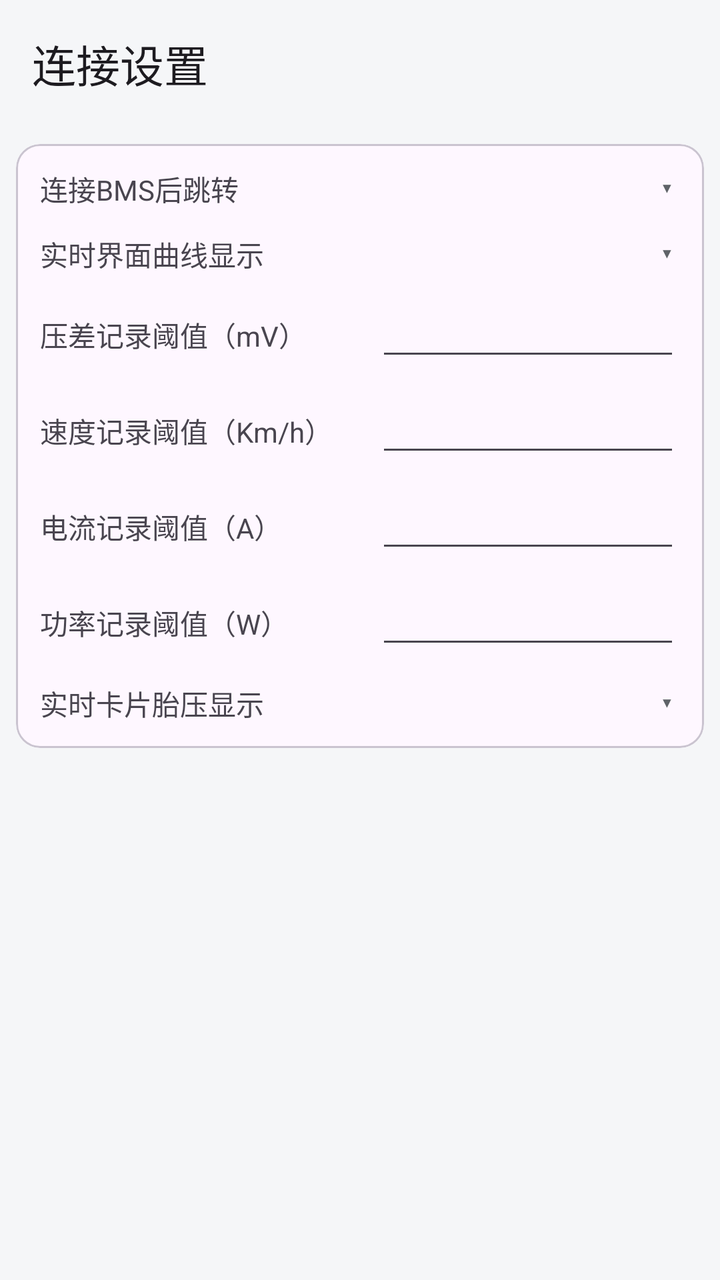
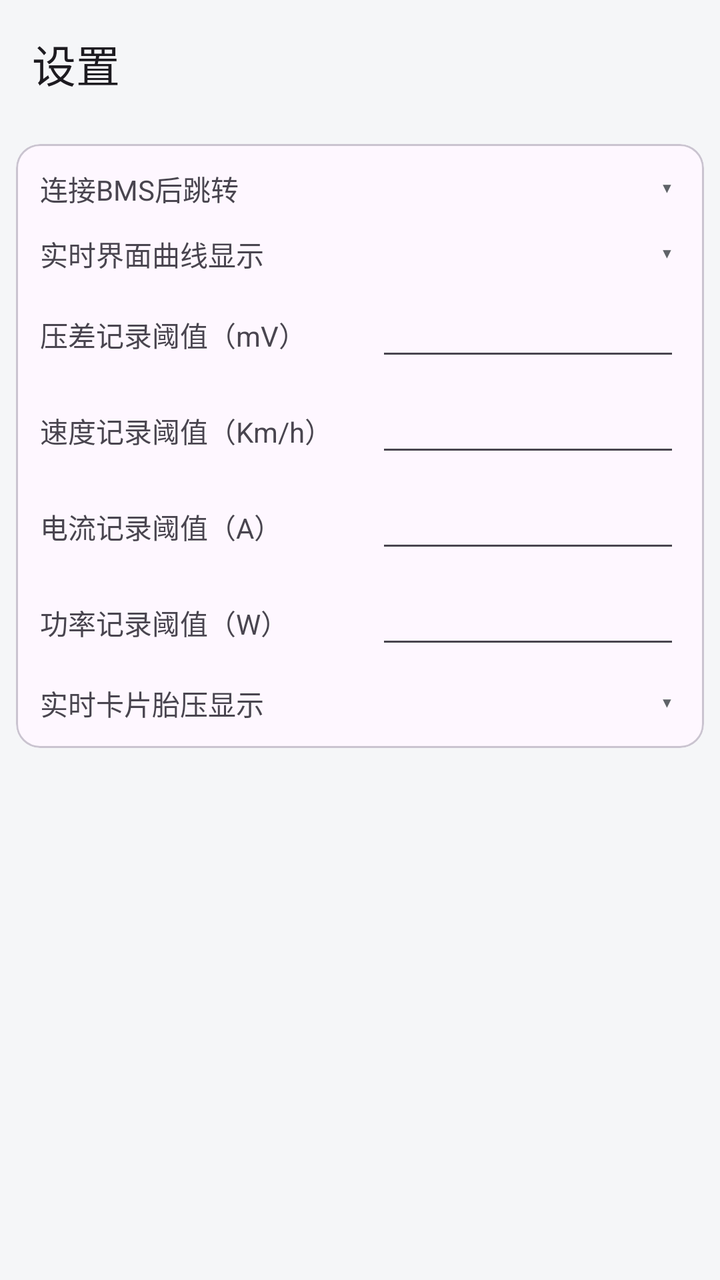

An Android layout rendered at two revisions. The XML below is the earlier revision; the diff shows what the commit changed to produce the second picture.
<!-- AndroidManifest.xml: application theme Theme.YYBMS -->
<!-- res/layout/activity_connection_settings.xml -->
<?xml version="1.0" encoding="utf-8"?>
<LinearLayout xmlns:android="http://schemas.android.com/apk/res/android"
    xmlns:app="http://schemas.android.com/apk/res-auto"
    android:layout_width="match_parent"
    android:layout_height="match_parent"
    android:orientation="vertical">

    <com.google.android.material.appbar.MaterialToolbar
        android:id="@+id/toolbar"
        android:layout_width="match_parent"
        android:layout_height="?attr/actionBarSize"
        app:title="@string/connection_settings" />

    <ScrollView
        android:layout_width="match_parent"
        android:layout_height="match_parent">

        
        <LinearLayout
            android:layout_width="match_parent"
            android:layout_height="wrap_content"
            android:orientation="vertical"
            android:padding="8dp">

            <com.google.android.material.card.MaterialCardView
                android:layout_width="match_parent"
                android:layout_height="wrap_content"
                app:cardCornerRadius="12dp"
                app:cardElevation="0dp"
                app:contentPadding="12dp"
                app:strokeWidth="1dp">

                <LinearLayout
                    android:layout_width="match_parent"
                    android:layout_height="wrap_content"
                    android:orientation="vertical">

                    
                    <LinearLayout
                        android:layout_width="match_parent"
                        android:layout_height="wrap_content"
                        android:gravity="center_vertical"
                        android:orientation="horizontal">

                        <TextView
                            android:layout_width="0dp"
                            android:layout_height="wrap_content"
                            android:layout_weight="1"
                            android:text="@string/setting_connect_jump_title"
                            android:textSize="14sp" />

                        <LinearLayout
                            android:layout_width="152dp"
                            android:layout_height="wrap_content"
                            android:orientation="vertical">

                            <FrameLayout
                                android:layout_width="match_parent"
                                android:layout_height="wrap_content">

                            <Spinner
                                android:id="@+id/spinner_connect_jump_tab"
                                android:layout_width="match_parent"
                                android:layout_height="wrap_content"
                                android:background="@null"
                                android:dropDownWidth="190dp"
                                android:paddingStart="20dp"
                                android:paddingEnd="20dp"
                                android:spinnerMode="dropdown" />

                            <TextView
                                android:layout_width="wrap_content"
                                android:layout_height="wrap_content"
                                android:layout_gravity="end|center_vertical"
                                android:layout_marginEnd="4dp"
                                android:clickable="false"
                                android:focusable="false"
                                android:importantForAccessibility="no"
                                android:text="▾"
                                android:textColor="@color/text_secondary"
                                android:textSize="14sp" />
                            </FrameLayout>

                            <View
                                android:layout_width="match_parent"
                                android:layout_height="1dp"
                                android:background="?attr/colorControlNormal" />
                        </LinearLayout>
                    </LinearLayout>

                    
                    <LinearLayout
                        android:layout_width="match_parent"
                        android:layout_height="wrap_content"
                        android:layout_marginTop="12dp"
                        android:gravity="center_vertical"
                        android:orientation="horizontal">

                        <TextView
                            android:layout_width="0dp"
                            android:layout_height="wrap_content"
                            android:layout_weight="1"
                            android:text="@string/setting_curve_default_title"
                            android:textSize="14sp" />

                        <LinearLayout
                            android:layout_width="152dp"
                            android:layout_height="wrap_content"
                            android:orientation="vertical">

                            <FrameLayout
                                android:layout_width="match_parent"
                                android:layout_height="wrap_content">

                            <Spinner
                                android:id="@+id/spinner_realtime_curve_default"
                                android:layout_width="match_parent"
                                android:layout_height="wrap_content"
                                android:background="@null"
                                android:dropDownWidth="190dp"
                                android:paddingStart="20dp"
                                android:paddingEnd="20dp"
                                android:spinnerMode="dropdown" />

                            <TextView
                                android:layout_width="wrap_content"
                                android:layout_height="wrap_content"
                                android:layout_gravity="end|center_vertical"
                                android:layout_marginEnd="4dp"
                                android:clickable="false"
                                android:focusable="false"
                                android:importantForAccessibility="no"
                                android:text="▾"
                                android:textColor="@color/text_secondary"
                                android:textSize="14sp" />
                            </FrameLayout>

                            <View
                                android:layout_width="match_parent"
                                android:layout_height="1dp"
                                android:background="?attr/colorControlNormal" />
                        </LinearLayout>
                    </LinearLayout>

                    
                    <LinearLayout
                        android:layout_width="match_parent"
                        android:layout_height="wrap_content"
                        android:layout_marginTop="12dp"
                        android:gravity="center_vertical"
                        android:orientation="horizontal">

                        <TextView
                            android:layout_width="0dp"
                            android:layout_height="wrap_content"
                            android:layout_weight="1"
                            android:text="@string/setting_diff_threshold_title"
                            android:textSize="14sp" />

                        <EditText
                            android:id="@+id/et_diff_threshold"
                            android:layout_width="152dp"
                            android:layout_height="wrap_content"
                            android:gravity="center"
                            android:imeOptions="actionDone"
                            android:importantForAutofill="no"
                            android:inputType="numberDecimal"
                            android:maxLines="1"
                            android:textSize="14sp" />
                    </LinearLayout>

                    
                    <LinearLayout
                        android:layout_width="match_parent"
                        android:layout_height="wrap_content"
                        android:layout_marginTop="12dp"
                        android:gravity="center_vertical"
                        android:orientation="horizontal">

                        <TextView
                            android:layout_width="0dp"
                            android:layout_height="wrap_content"
                            android:layout_weight="1"
                            android:text="@string/setting_top_speed_threshold_title"
                            android:textSize="14sp" />

                        <EditText
                            android:id="@+id/et_top_speed_threshold"
                            android:layout_width="152dp"
                            android:layout_height="wrap_content"
                            android:gravity="center"
                            android:imeOptions="actionDone"
                            android:importantForAutofill="no"
                            android:inputType="numberDecimal"
                            android:maxLines="1"
                            android:textSize="14sp" />
                    </LinearLayout>

                    
                    <LinearLayout
                        android:layout_width="match_parent"
                        android:layout_height="wrap_content"
                        android:layout_marginTop="12dp"
                        android:gravity="center_vertical"
                        android:orientation="horizontal">

                        <TextView
                            android:layout_width="0dp"
                            android:layout_height="wrap_content"
                            android:layout_weight="1"
                            android:text="@string/setting_current_threshold_title"
                            android:textSize="14sp" />

                        <EditText
                            android:id="@+id/et_current_threshold"
                            android:layout_width="152dp"
                            android:layout_height="wrap_content"
                            android:gravity="center"
                            android:imeOptions="actionDone"
                            android:importantForAutofill="no"
                            android:inputType="numberDecimal"
                            android:maxLines="1"
                            android:textSize="14sp" />
                    </LinearLayout>

                    
                    <LinearLayout
                        android:layout_width="match_parent"
                        android:layout_height="wrap_content"
                        android:layout_marginTop="12dp"
                        android:gravity="center_vertical"
                        android:orientation="horizontal">

                        <TextView
                            android:layout_width="0dp"
                            android:layout_height="wrap_content"
                            android:layout_weight="1"
                            android:text="@string/setting_power_threshold_title"
                            android:textSize="14sp" />

                        <EditText
                            android:id="@+id/et_power_threshold"
                            android:layout_width="152dp"
                            android:layout_height="wrap_content"
                            android:gravity="center"
                            android:imeOptions="actionDone"
                            android:importantForAutofill="no"
                            android:inputType="numberDecimal"
                            android:maxLines="1"
                            android:textSize="14sp" />
                    </LinearLayout>

                    
                    <LinearLayout
                        android:layout_width="match_parent"
                        android:layout_height="wrap_content"
                        android:layout_marginTop="12dp"
                        android:gravity="center_vertical"
                        android:orientation="horizontal">

                        <TextView
                            android:layout_width="0dp"
                            android:layout_height="wrap_content"
                            android:layout_weight="1"
                            android:text="@string/setting_realtime_tpms_display_title"
                            android:textSize="14sp" />

                        <LinearLayout
                            android:layout_width="152dp"
                            android:layout_height="wrap_content"
                            android:orientation="vertical">

                            <FrameLayout
                                android:layout_width="match_parent"
                                android:layout_height="wrap_content">

                            <Spinner
                                android:id="@+id/spinner_realtime_tpms_display"
                                android:layout_width="match_parent"
                                android:layout_height="wrap_content"
                                android:background="@null"
                                android:dropDownWidth="190dp"
                                android:paddingStart="20dp"
                                android:paddingEnd="20dp"
                                android:spinnerMode="dropdown" />

                            <TextView
                                android:layout_width="wrap_content"
                                android:layout_height="wrap_content"
                                android:layout_gravity="end|center_vertical"
                                android:layout_marginEnd="4dp"
                                android:clickable="false"
                                android:focusable="false"
                                android:importantForAccessibility="no"
                                android:text="▾"
                                android:textColor="@color/text_secondary"
                                android:textSize="14sp" />
                            </FrameLayout>

                            <View
                                android:layout_width="match_parent"
                                android:layout_height="1dp"
                                android:background="?attr/colorControlNormal" />
                        </LinearLayout>
                    </LinearLayout>
                </LinearLayout>
            </com.google.android.material.card.MaterialCardView>
        </LinearLayout>
    </ScrollView>
</LinearLayout>
<!-- resources referenced by this layout -->
<resources>
  <color name="text_secondary">#5F6368</color>
  <string name="connection_settings">连接设置</string>
  <string name="setting_connect_jump_title">连接BMS后跳转</string>
  <string name="setting_current_threshold_title">电流记录阈值（A）</string>
  <string name="setting_curve_default_title">实时界面曲线显示</string>
  <string name="setting_diff_threshold_title">压差记录阈值（mV）</string>
  <string name="setting_power_threshold_title">功率记录阈值（W）</string>
  <string name="setting_realtime_tpms_display_title">实时卡片胎压显示</string>
  <string name="setting_top_speed_threshold_title">速度记录阈值（Km/h）</string>
  <style name="Theme.YYBMS" parent="Theme.Material3.DayNight.NoActionBar">
          <item name="colorPrimary">@color/primary</item>
          <item name="colorPrimaryDark">@color/primary_dark</item>
          <item name="android:statusBarColor" tools:targetApi="l">?attr/colorPrimary</item>
          <item name="android:windowBackground">@color/background</item>
      </style>
  <color name="primary">#1565C0</color>
  <color name="primary_dark">#0D47A1</color>
  <color name="background">#F5F6F8</color>
</resources>

<!-- the commit's change to res/layout/activity_connection_settings.xml (unified diff, before → after) -->
@@ -5,11 +5,12 @@
     android:layout_height="match_parent"
     android:orientation="vertical">
 
+    
     <com.google.android.material.appbar.MaterialToolbar
         android:id="@+id/toolbar"
         android:layout_width="match_parent"
         android:layout_height="?attr/actionBarSize"
-        app:title="@string/connection_settings" />
+        app:title="@string/connection_settings_title" />
 
     <ScrollView
         android:layout_width="match_parent"
<!-- resource entries referenced after the edit -->
@@ -1,7 +1,7 @@
 <!-- resources referenced by this layout -->
 <resources>
   <color name="text_secondary">#5F6368</color>
-  <string name="connection_settings">连接设置</string>
+  <string name="connection_settings_title">设置</string>
   <string name="setting_connect_jump_title">连接BMS后跳转</string>
   <string name="setting_current_threshold_title">电流记录阈值（A）</string>
   <string name="setting_curve_default_title">实时界面曲线显示</string>
